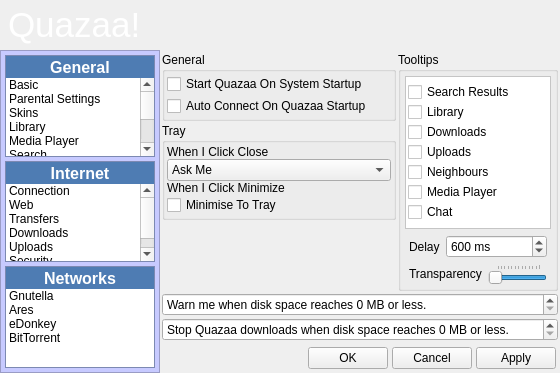
Above: dialogsettings.ui from c3c/quazaa before the change. Below: the same form after it.
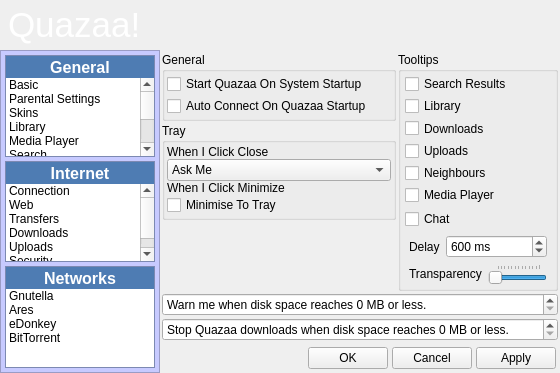
That is the form after the change. The open tabs and pages were chosen to show the change. Icons and pictures are not drawn.

The edit to the form file:
```diff
--- a/dialogsettings.ui
+++ b/dialogsettings.ui
@@ -688,131 +688,6 @@
           <property name="margin">
            <number>4</number>
           </property>
-          <item row="0" column="0">
-           <widget class="QFrame" name="frameTooltips">
-            <property name="styleSheet">
-             <string notr="true">background-color: rgb(255, 255, 255);</string>
-            </property>
-            <property name="frameShape">
-             <enum>QFrame::StyledPanel</enum>
-            </property>
-            <property name="frameShadow">
-             <enum>QFrame::Sunken</enum>
-            </property>
-            <layout class="QGridLayout" name="gridLayout_3">
-             <property name="leftMargin">
-              <number>2</number>
-             </property>
-             <property name="topMargin">
-              <number>0</number>
-             </property>
-             <property name="rightMargin">
-              <number>0</number>
-             </property>
-             <property name="bottomMargin">
-              <number>0</number>
-             </property>
-             <property name="spacing">
-              <number>0</number>
-             </property>
-             <item row="0" column="0">
-              <layout class="QGridLayout" name="gridLayoutTooltips">
-               <item row="0" column="0">
-                <widget class="QCheckBox" name="checkBoxSearchTooltips">
-                 <property name="sizePolicy">
-                  <sizepolicy hsizetype="Minimum" vsizetype="Fixed">
-                   <horstretch>0</horstretch>
-                   <verstretch>0</verstretch>
-                  </sizepolicy>
-                 </property>
-                 <property name="minimumSize">
-                  <size>
-                   <width>0</width>
-                   <height>15</height>
-                  </size>
-                 </property>
-                 <property name="text">
-                  <string>Search Results</string>
-                 </property>
-                </widget>
-               </item>
-               <item row="1" column="0">
-                <widget class="QCheckBox" name="checkBoxLibraryTooltips">
-                 <property name="minimumSize">
-                  <size>
-                   <width>0</width>
-                   <height>15</height>
-                  </size>
-                 </property>
-                 <property name="text">
-                  <string>Library</string>
-                 </property>
-                </widget>
-               </item>
-               <item row="2" column="0">
-                <widget class="QCheckBox" name="checkBoxDownloadTooltips">
-                 <property name="minimumSize">
-                  <size>
-                   <width>0</width>
-                   <height>15</height>
-                  </size>
-                 </property>
-                 <property name="text">
-                  <string>Downloads</string>
-                 </property>
-                </widget>
-               </item>
-               <item row="3" column="0">
-                <widget class="QCheckBox" name="checkBoxUploadTooltips">
-                 <property name="minimumSize">
-                  <size>
-                   <width>0</width>
-                   <height>15</height>
-                  </size>
-                 </property>
-                 <property name="text">
-                  <string>Uploads</string>
-                 </property>
-                </widget>
-               </item>
-               <item row="4" column="0">
-                <widget class="QCheckBox" name="checkBoxNeighbourTooltips">
-                 <property name="minimumSize">
-                  <size>
-                   <width>0</width>
-                   <height>15</height>
-                  </size>
-                 </property>
-                 <property name="text">
-                  <string>Neighbours</string>
-                 </property>
-                </widget>
-               </item>
-               <item row="5" column="0">
-                <widget class="QCheckBox" name="checkBoxMediaPlayerTooltips">
-                 <property name="minimumSize">
-                  <size>
-                   <width>0</width>
-                   <height>15</height>
-                  </size>
-                 </property>
-                 <property name="text">
-                  <string>Media Player</string>
-                 </property>
-                </widget>
-               </item>
-               <item row="6" column="0">
-                <widget class="QCheckBox" name="checkBoxChatTooltips">
-                 <property name="text">
-                  <string>Chat</string>
-                 </property>
-                </widget>
-               </item>
-              </layout>
-             </item>
-            </layout>
-           </widget>
-          </item>
           <item row="2" column="0">
            <layout class="QHBoxLayout" name="horizontalLayoutOpacity">
             <property name="leftMargin">
@@ -891,6 +766,101 @@
             </item>
            </layout>
           </item>
+          <item row="0" column="0">
+           <layout class="QGridLayout" name="gridLayoutTooltips">
+            <item row="0" column="0">
+             <widget class="QCheckBox" name="checkBoxSearchTooltips">
+              <property name="sizePolicy">
+               <sizepolicy hsizetype="Minimum" vsizetype="Fixed">
+                <horstretch>0</horstretch>
+                <verstretch>0</verstretch>
+               </sizepolicy>
+              </property>
+              <property name="minimumSize">
+               <size>
+                <width>0</width>
+                <height>15</height>
+               </size>
+              </property>
+              <property name="text">
+               <string>Search Results</string>
+              </property>
+             </widget>
+            </item>
+            <item row="1" column="0">
+             <widget class="QCheckBox" name="checkBoxLibraryTooltips">
+              <property name="minimumSize">
+               <size>
+                <width>0</width>
+                <height>15</height>
+               </size>
+              </property>
+              <property name="text">
+               <string>Library</string>
+              </property>
+             </widget>
+            </item>
+            <item row="2" column="0">
+             <widget class="QCheckBox" name="checkBoxDownloadTooltips">
+              <property name="minimumSize">
+               <size>
+                <width>0</width>
+                <height>15</height>
+               </size>
+              </property>
+              <property name="text">
+               <string>Downloads</string>
+              </property>
+             </widget>
+            </item>
+            <item row="3" column="0">
+             <widget class="QCheckBox" name="checkBoxUploadTooltips">
+              <property name="minimumSize">
+               <size>
+                <width>0</width>
+                <height>15</height>
+               </size>
+              </property>
+              <property name="text">
+               <string>Uploads</string>
+              </property>
+             </widget>
+            </item>
+            <item row="4" column="0">
+             <widget class="QCheckBox" name="checkBoxNeighbourTooltips">
+              <property name="minimumSize">
+               <size>
+                <width>0</width>
+                <height>15</height>
+               </size>
+              </property>
+              <property name="text">
+               <string>Neighbours</string>
+              </property>
+             </widget>
+            </item>
+            <item row="5" column="0">
+             <widget class="QCheckBox" name="checkBoxMediaPlayerTooltips">
+              <property name="minimumSize">
+               <size>
+                <width>0</width>
+                <height>15</height>
+               </size>
+              </property>
+              <property name="text">
+               <string>Media Player</string>
+              </property>
+             </widget>
+            </item>
+            <item row="6" column="0">
+             <widget class="QCheckBox" name="checkBoxChatTooltips">
+              <property name="text">
+               <string>Chat</string>
+              </property>
+             </widget>
+            </item>
+           </layout>
+          </item>
          </layout>
         </widget>
        </item>
```
Left out of the diff: 94 changed lines with no effect on the pictures.
